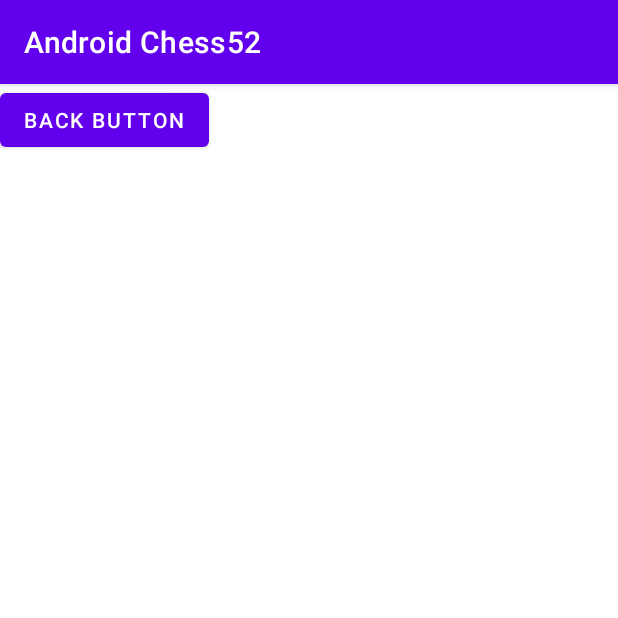
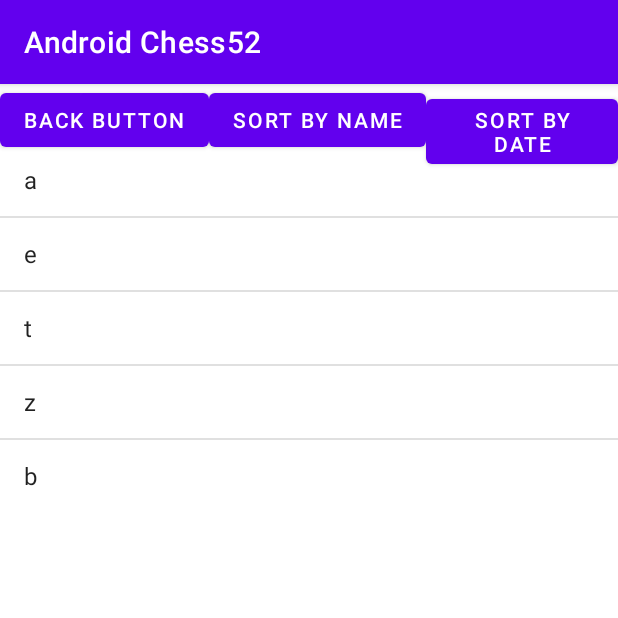
Before and after one commit to crekhari/AndroidChessApp, an Android app: the RecordController screen opened directly, with no data from a screen before it, on a phone screen of 412 x 824 dp, the top half of it. Run offline under Robolectric (Android 15) with nearby library versions, the phone set to English and light mode, and no system bars; network calls fail.

Commit message:
sort by name works

```diff
--- a/app/src/main/java/com/example/androidchess52/RecordController.java
+++ b/app/src/main/java/com/example/androidchess52/RecordController.java
@@ -3,6 +3,7 @@ package com.example.androidchess52;
 import androidx.appcompat.app.AppCompatActivity;
 
 import android.os.Bundle;
+import java.util.Arrays;
 //import android.support.v7.app.AppCompatActivity;
 import android.view.View;
 import android.widget.AdapterView;
@@ -11,6 +12,8 @@ import android.widget.ListView;
 import android.widget.Toast;
 
 import java.util.ArrayList;
+import java.util.Collections;
+
 import android.content.Intent;
 
 import com.example.androidchess52.pieces.Point;
@@ -41,7 +44,14 @@ public class RecordController extends AppCompatActivity {
         list = findViewById(R.id.list);
         arrayList = new ArrayList<>();
         arrayAdapter = new ArrayAdapter<String>(this, android.R.layout.simple_list_item_1, arrayList);
+        recordList.add(new Record("a", new ArrayList<Point[]>()));
+        recordList.add(new Record("e", new ArrayList<Point[]>()));
+        recordList.add(new Record("t", new ArrayList<Point[]>()));
+        recordList.add(new Record("z", new ArrayList<Point[]>()));
+        recordList.add(new Record("b", new ArrayList<Point[]>()));
 
+
+        //list.setAdapter(arrayAdapter);
         addGameNames();
         updateListView();
 
@@ -55,6 +65,26 @@ public class RecordController extends AppCompatActivity {
 
             }
         });
+    }
+
+
+    public void sortByName(View view){
+        ArrayList<String> recordListString = new ArrayList<String>();
+        for(Record r: recordList){
+            recordListString.add(r.getName());
+        }
+        Collections.sort(recordListString, String.CASE_INSENSITIVE_ORDER);
+
+        for(String s: recordListString){
+            System.out.println(s);
+        }
+
+        arrayAdapter = new ArrayAdapter<String>(this, android.R.layout.simple_list_item_1, recordListString);
+        updateListView();
+    }
+
+    public void sortByDate(View view){
+
     }
 
     private void startTransition(View view, String name) {
@@ -94,4 +124,6 @@ public class RecordController extends AppCompatActivity {
     public void updateListView(){
         list.setAdapter(arrayAdapter);
     }
+
+
 }
--- a/app/src/main/java/com/example/androidchess52/record/Record.java
+++ b/app/src/main/java/com/example/androidchess52/record/Record.java
@@ -3,6 +3,7 @@ package com.example.androidchess52.record;
 import com.example.androidchess52.pieces.Point;
 
 import java.io.Serializable;
+import java.util.Arrays;
 import java.util.ArrayList;
 
 public class Record implements Serializable {
@@ -24,4 +25,5 @@ public class Record implements Serializable {
     }
 
 
+
 }
--- a/app/src/main/res/layout/record.xml
+++ b/app/src/main/res/layout/record.xml
@@ -5,12 +5,30 @@
     android:layout_width="match_parent"
     android:layout_height="match_parent"
     tools:context=".RecordController">
+        <LinearLayout
+            android:layout_width="match_parent"
+            android:layout_height="match_parent">
         <Button
             android:id="@+id/BackButton"
             android:layout_width="wrap_content"
             android:layout_height="wrap_content"
             android:text="Back Button"
             tools:ignore="MissingConstraints" />
+        <Button
+            android:id="@+id/SortByName"
+            android:layout_width="wrap_content"
+            android:layout_height="wrap_content"
+            android:text="Sort By Name"
+            android:onClick="sortByName"
+            tools:ignore="MissingConstraints" />
+        <Button
+            android:id="@+id/SortByDate"
+            android:layout_width="wrap_content"
+            android:layout_height="wrap_content"
+            android:text="Sort By Date"
+            android:onClick="sortByDate"
+            tools:ignore="MissingConstraints" />
+        </LinearLayout>
         <LinearLayout
             android:layout_width = "match_parent"
             android:layout_height = "match_parent"
```
